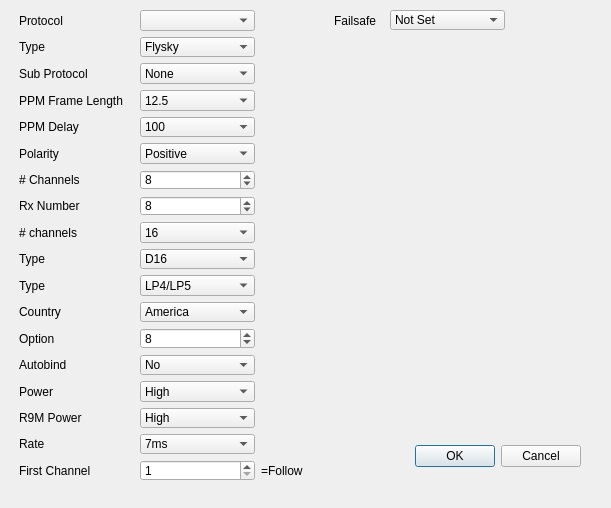
First picture: the form in eepe/eepskye/src/ProtocolDialog.ui, repository MikeBland/mbtx, before the edit.
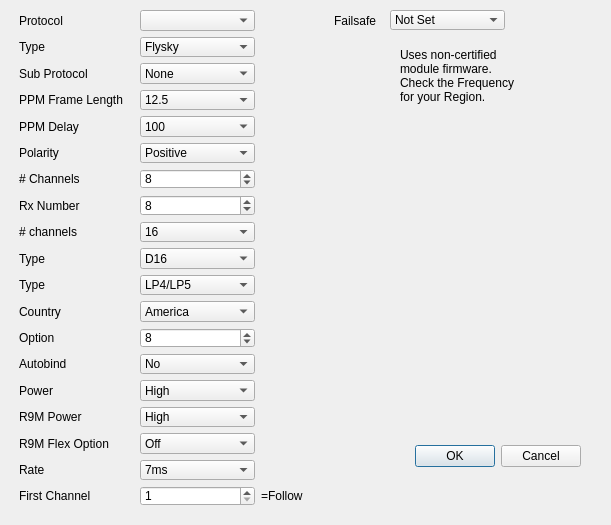
Second picture: the form after the edit.

The edit to the form file:
```diff
--- a/eepe/eepskye/src/ProtocolDialog.ui
+++ b/eepe/eepskye/src/ProtocolDialog.ui
@@ -7,7 +7,7 @@
     <x>0</x>
     <y>0</y>
     <width>611</width>
-    <height>508</height>
+    <height>525</height>
    </rect>
   </property>
   <property name="windowTitle">
@@ -35,7 +35,7 @@
      <x>19</x>
      <y>10</y>
      <width>361</width>
-     <height>490</height>
+     <height>516</height>
     </rect>
    </property>
    <layout class="QGridLayout" name="gridLayout">
@@ -74,7 +74,7 @@
       </property>
      </widget>
     </item>
-    <item row="4" column="1">
+    <item row="3" column="1">
      <widget class="QComboBox" name="ppmFrameLengthCB">
       <item>
        <property name="text">
@@ -283,14 +283,14 @@
       </item>
      </widget>
     </item>
-    <item row="4" column="0">
+    <item row="3" column="0">
      <widget class="QLabel" name="ppmFrameLabel">
       <property name="text">
        <string>PPM Frame Length</string>
       </property>
      </widget>
     </item>
-    <item row="5" column="1">
+    <item row="4" column="1">
      <widget class="QComboBox" name="ppmDelayCB">
       <item>
        <property name="text">
@@ -369,14 +369,14 @@
       </item>
      </widget>
     </item>
-    <item row="5" column="0">
+    <item row="4" column="0">
      <widget class="QLabel" name="ppmDelayLabel">
       <property name="text">
        <string>PPM Delay</string>
       </property>
      </widget>
     </item>
-    <item row="6" column="1">
+    <item row="5" column="1">
      <widget class="QComboBox" name="ppmPolarityCB">
       <item>
        <property name="text">
@@ -390,14 +390,14 @@
       </item>
      </widget>
     </item>
-    <item row="6" column="0">
+    <item row="5" column="0">
      <widget class="QLabel" name="ppmPolarityLabel">
       <property name="text">
        <string>Polarity</string>
       </property>
      </widget>
     </item>
-    <item row="7" column="1">
+    <item row="6" column="1">
      <widget class="QSpinBox" name="channelsSB">
       <property name="minimum">
        <number>4</number>
@@ -410,14 +410,14 @@
       </property>
      </widget>
     </item>
-    <item row="7" column="0">
+    <item row="6" column="0">
      <widget class="QLabel" name="channelsLabel">
       <property name="text">
        <string># Channels</string>
       </property>
      </widget>
     </item>
-    <item row="8" column="1">
+    <item row="7" column="1">
      <widget class="QSpinBox" name="rxNumberSB">
       <property name="minimum">
        <number>0</number>
@@ -430,14 +430,14 @@
       </property>
      </widget>
     </item>
-    <item row="8" column="0">
+    <item row="7" column="0">
      <widget class="QLabel" name="rxNumberLabel">
       <property name="text">
        <string>Rx Number</string>
       </property>
      </widget>
     </item>
-    <item row="9" column="1">
+    <item row="8" column="1">
      <widget class="QComboBox" name="xjtChannelsCB">
       <item>
        <property name="text">
@@ -451,7 +451,7 @@
       </item>
      </widget>
     </item>
-    <item row="9" column="0">
+    <item row="8" column="0">
      <widget class="QLabel" name="xjtChannelsLabel">
       <property name="text">
        <string># channels</string>
@@ -784,14 +784,14 @@
       </item>
      </widget>
     </item>
-    <item row="10" column="0">
+    <item row="9" column="0">
      <widget class="QLabel" name="xjtTypeLabel">
       <property name="text">
        <string>Type</string>
       </property>
      </widget>
     </item>
-    <item row="10" column="1">
+    <item row="9" column="1">
      <widget class="QComboBox" name="xjtTypeCB">
       <item>
        <property name="text">
@@ -815,14 +815,14 @@
       </item>
      </widget>
     </item>
-    <item row="11" column="0">
+    <item row="10" column="0">
      <widget class="QLabel" name="dsmTypeLabel">
       <property name="text">
        <string>Type</string>
       </property>
      </widget>
     </item>
-    <item row="11" column="1">
+    <item row="10" column="1">
      <widget class="QComboBox" name="dsmTypeCB">
       <item>
        <property name="text">
@@ -846,14 +846,14 @@
       </item>
      </widget>
     </item>
-    <item row="12" column="0">
+    <item row="11" column="0">
      <widget class="QLabel" name="xjtCountryLabel">
       <property name="text">
        <string>Country</string>
       </property>
      </widget>
     </item>
-    <item row="12" column="1">
+    <item row="11" column="1">
      <widget class="QComboBox" name="xjtCountryCB">
       <item>
        <property name="text">
@@ -872,14 +872,14 @@
       </item>
      </widget>
     </item>
-    <item row="13" column="0">
+    <item row="12" column="0">
      <widget class="QLabel" name="optionLabel">
       <property name="text">
        <string>Option</string>
       </property>
      </widget>
     </item>
-    <item row="13" column="1">
+    <item row="12" column="1">
      <widget class="QSpinBox" name="optionSB">
       <property name="minimum">
        <number>-128</number>
@@ -892,14 +892,14 @@
       </property>
      </widget>
     </item>
-    <item row="14" column="0">
+    <item row="13" column="0">
      <widget class="QLabel" name="autobindLabel">
       <property name="text">
        <string>Autobind</string>
       </property>
      </widget>
     </item>
-    <item row="14" column="1">
+    <item row="13" column="1">
      <widget class="QComboBox" name="autobindCB">
       <item>
        <property name="text">
@@ -913,14 +913,14 @@
       </item>
      </widget>
     </item>
-    <item row="15" column="0">
+    <item row="14" column="0">
      <widget class="QLabel" name="powerLabel">
       <property name="text">
        <string>Power</string>
       </property>
      </widget>
     </item>
-    <item row="15" column="1">
+    <item row="14" column="1">
      <widget class="QComboBox" name="powerCB">
       <item>
        <property name="text">
@@ -1048,14 +1048,14 @@
       </property>
      </widget>
     </item>
-    <item row="16" column="0">
+    <item row="15" column="0">
      <widget class="QLabel" name="R9MpowerLabel">
       <property name="text">
        <string>R9M Power</string>
       </property>
      </widget>
     </item>
-    <item row="16" column="1">
+    <item row="15" column="1">
      <widget class="QComboBox" name="R9MpowerCB">
       <item>
        <property name="text">
@@ -1082,6 +1082,32 @@
       </property>
      </spacer>
     </item>
+    <item row="16" column="0">
+     <widget class="QLabel" name="R9MflexLabel">
+      <property name="text">
+       <string>R9M Flex Option</string>
+      </property>
+     </widget>
+    </item>
+    <item row="16" column="1">
+     <widget class="QComboBox" name="FlexCB">
+      <item>
+       <property name="text">
+        <string>Off</string>
+       </property>
+      </item>
+      <item>
+       <property name="text">
+        <string>915MHz</string>
+       </property>
+      </item>
+      <item>
+       <property name="text">
+        <string>868MHz</string>
+       </property>
+      </item>
+     </widget>
+    </item>
    </layout>
   </widget>
   <widget class="QComboBox" name="FailsafeCB">
@@ -1131,6 +1157,22 @@
     </property>
    </item>
   </widget>
+  <widget class="QLabel" name="R9MflexWarnLabel">
+   <property name="geometry">
+    <rect>
+     <x>400</x>
+     <y>40</y>
+     <width>115</width>
+     <height>71</height>
+    </rect>
+   </property>
+   <property name="text">
+    <string>Uses non-certified module firmware. Check the Frequency for your Region.</string>
+   </property>
+   <property name="wordWrap">
+    <bool>true</bool>
+   </property>
+  </widget>
  </widget>
  <resources/>
  <connections>
```
Left out of the diff: 54 changed lines with no effect on the pictures.
